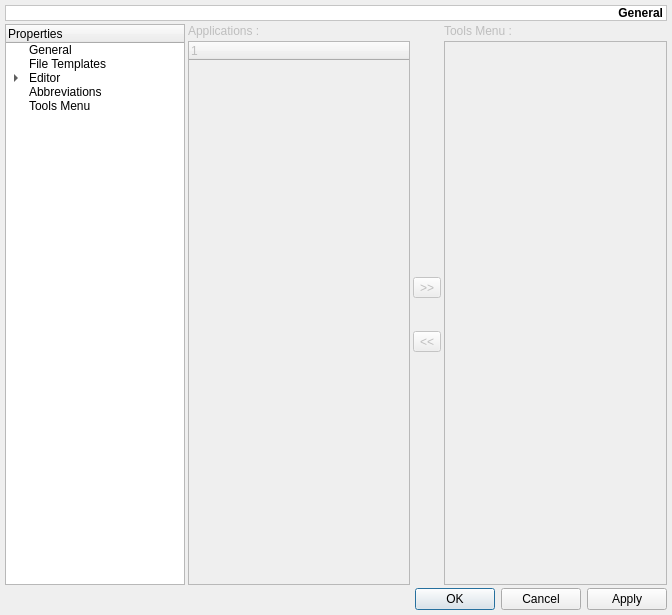
The window that v2/branches/dev/monkey/src/maininterface/ui/UISettings.ui (testmana2/mks) describes before a commit, drawn with Qt 5.
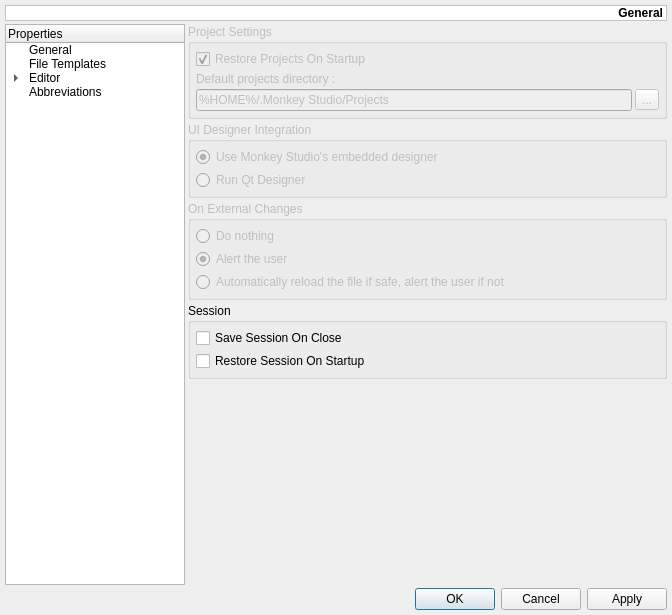
The same window after the commit. The open tabs and pages were chosen to show the change.

Patch:
```diff
--- a/v2/branches/dev/monkey/src/maininterface/ui/UISettings.ui
+++ b/v2/branches/dev/monkey/src/maininterface/ui/UISettings.ui
@@ -2843,101 +2843,6 @@
        </item>
       </layout>
      </widget>
-     <widget class="QWidget" name="pToolsMenu" >
-      <property name="enabled" >
-       <bool>false</bool>
-      </property>
-      <layout class="QGridLayout" >
-       <property name="margin" >
-        <number>0</number>
-       </property>
-       <property name="spacing" >
-        <number>3</number>
-       </property>
-       <item row="3" column="1" >
-        <spacer>
-         <property name="orientation" >
-          <enum>Qt::Vertical</enum>
-         </property>
-         <property name="sizeType" >
-          <enum>QSizePolicy::Fixed</enum>
-         </property>
-         <property name="sizeHint" >
-          <size>
-           <width>20</width>
-           <height>30</height>
-          </size>
-         </property>
-        </spacer>
-       </item>
-       <item row="1" column="1" >
-        <spacer>
-         <property name="orientation" >
-          <enum>Qt::Vertical</enum>
-         </property>
-         <property name="sizeHint" >
-          <size>
-           <width>20</width>
-           <height>61</height>
-          </size>
-         </property>
-        </spacer>
-       </item>
-       <item row="2" column="1" >
-        <widget class="QToolButton" name="tbAddApplication" >
-         <property name="text" >
-          <string>>></string>
-         </property>
-        </widget>
-       </item>
-       <item row="4" column="1" >
-        <widget class="QToolButton" name="tbRemoveApplication" >
-         <property name="text" >
-          <string>&lt;&lt;</string>
-         </property>
-        </widget>
-       </item>
-       <item row="5" column="1" >
-        <spacer>
-         <property name="orientation" >
-          <enum>Qt::Vertical</enum>
-         </property>
-         <property name="sizeHint" >
-          <size>
-           <width>20</width>
-           <height>51</height>
-          </size>
-         </property>
-        </spacer>
-       </item>
-       <item row="0" column="0" >
-        <widget class="QLabel" name="lApplications" >
-         <property name="text" >
-          <string>Applications :</string>
-         </property>
-        </widget>
-       </item>
-       <item row="0" column="2" >
-        <widget class="QLabel" name="lToolsMenu" >
-         <property name="text" >
-          <string>Tools Menu :</string>
-         </property>
-        </widget>
-       </item>
-       <item rowspan="5" row="1" column="2" >
-        <widget class="QListWidget" name="lwToolsMenu" />
-       </item>
-       <item rowspan="5" row="1" column="0" >
-        <widget class="QTreeWidget" name="twApplications" >
-         <column>
-          <property name="text" >
-           <string>1</string>
-          </property>
-         </column>
-        </widget>
-       </item>
-      </layout>
-     </widget>
     </widget>
    </item>
    <item row="2" column="0" colspan="2" >
@@ -3052,11 +2957,6 @@
        <string>Abbreviations</string>
       </property>
      </item>
-     <item>
-      <property name="text" >
-       <string>Tools Menu</string>
-      </property>
-     </item>
     </widget>
    </item>
    <item row="0" column="0" colspan="2" >
```
